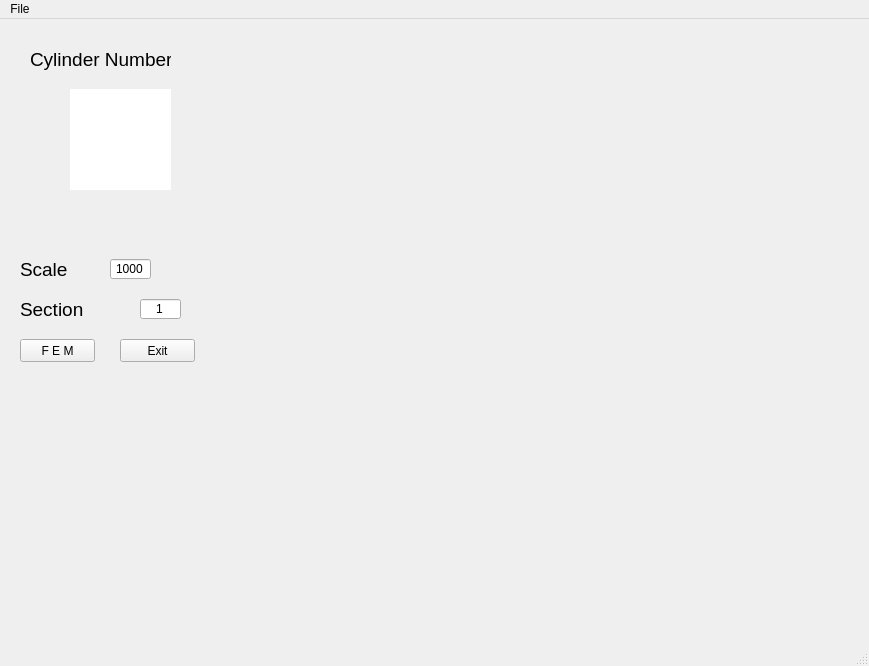
Old version of the form BDwindow.ui in the repository JayJoeAy/jjff.
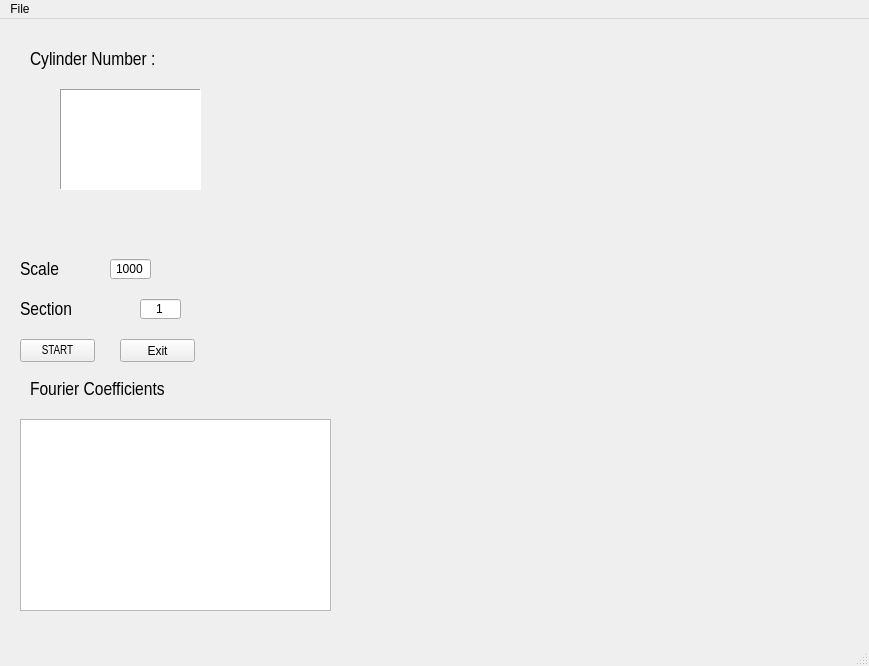
New version of the form.

Commit message: This version of the programe calculates and shows the Coeffs in a table . Fonts got better too.

```diff
--- a/BDwindow.ui
+++ b/BDwindow.ui
@@ -2,6 +2,9 @@
 <ui version="4.0">
  <class>MainWindow</class>
  <widget class="QMainWindow" name="MainWindow">
+  <property name="enabled">
+   <bool>true</bool>
+  </property>
   <property name="geometry">
    <rect>
     <x>0</x>
@@ -23,8 +26,22 @@
       <height>23</height>
      </rect>
     </property>
+    <property name="font">
+     <font>
+      <family>Arial Narrow</family>
+     </font>
+    </property>
     <property name="text">
-     <string>F E M</string>
+     <string>START</string>
+    </property>
+    <property name="shortcut">
+     <string>Return</string>
+    </property>
+    <property name="autoDefault">
+     <bool>false</bool>
+    </property>
+    <property name="flat">
+     <bool>false</bool>
     </property>
    </widget>
    <widget class="QWidget" name="pltWid_0" native="true">
@@ -47,14 +64,20 @@
    <widget class="QListWidget" name="L1">
     <property name="geometry">
      <rect>
-      <x>70</x>
+      <x>60</x>
       <y>70</y>
-      <width>101</width>
+      <width>141</width>
       <height>101</height>
      </rect>
     </property>
+    <property name="font">
+     <font>
+      <family>Arial</family>
+      <pointsize>12</pointsize>
+     </font>
+    </property>
     <property name="frameShape">
-     <enum>QFrame::NoFrame</enum>
+     <enum>QFrame::Panel</enum>
     </property>
    </widget>
    <widget class="QLineEdit" name="lineEdit">
@@ -84,6 +107,7 @@
     </property>
     <property name="font">
      <font>
+      <family>Arial Narrow</family>
       <pointsize>14</pointsize>
      </font>
     </property>
@@ -115,11 +139,12 @@
     </property>
     <property name="font">
      <font>
+      <family>Arial Narrow</family>
       <pointsize>14</pointsize>
      </font>
     </property>
     <property name="text">
-     <string>Cylinder Number</string>
+     <string>Cylinder Number :</string>
     </property>
    </widget>
    <widget class="QLineEdit" name="FEM_sec">
@@ -149,6 +174,7 @@
     </property>
     <property name="font">
      <font>
+      <family>Arial Narrow</family>
       <pointsize>14</pointsize>
      </font>
     </property>
@@ -156,6 +182,43 @@
      <string>Section</string>
     </property>
    </widget>
+   <widget class="QLabel" name="lblF">
+    <property name="geometry">
+     <rect>
+      <x>30</x>
+      <y>360</y>
+      <width>211</width>
+      <height>21</height>
+     </rect>
+    </property>
+    <property name="font">
+     <font>
+      <family>Arial Narrow</family>
+      <pointsize>14</pointsize>
+      <weight>50</weight>
+      <bold>false</bold>
+     </font>
+    </property>
+    <property name="text">
+     <string>Fourier Coefficients</string>
+    </property>
+   </widget>
+   <widget class="QTableWidget" name="table1">
+    <property name="geometry">
+     <rect>
+      <x>20</x>
+      <y>400</y>
+      <width>311</width>
+      <height>192</height>
+     </rect>
+    </property>
+    <property name="sizeAdjustPolicy">
+     <enum>QAbstractScrollArea::AdjustToContents</enum>
+    </property>
+    <property name="gridStyle">
+     <enum>Qt::SolidLine</enum>
+    </property>
+   </widget>
   </widget>
   <widget class="QMenuBar" name="menubar">
    <property name="geometry">
```
Left out of the diff: 2 changed lines with no effect on the pictures. The commit also changes 1 other file.
